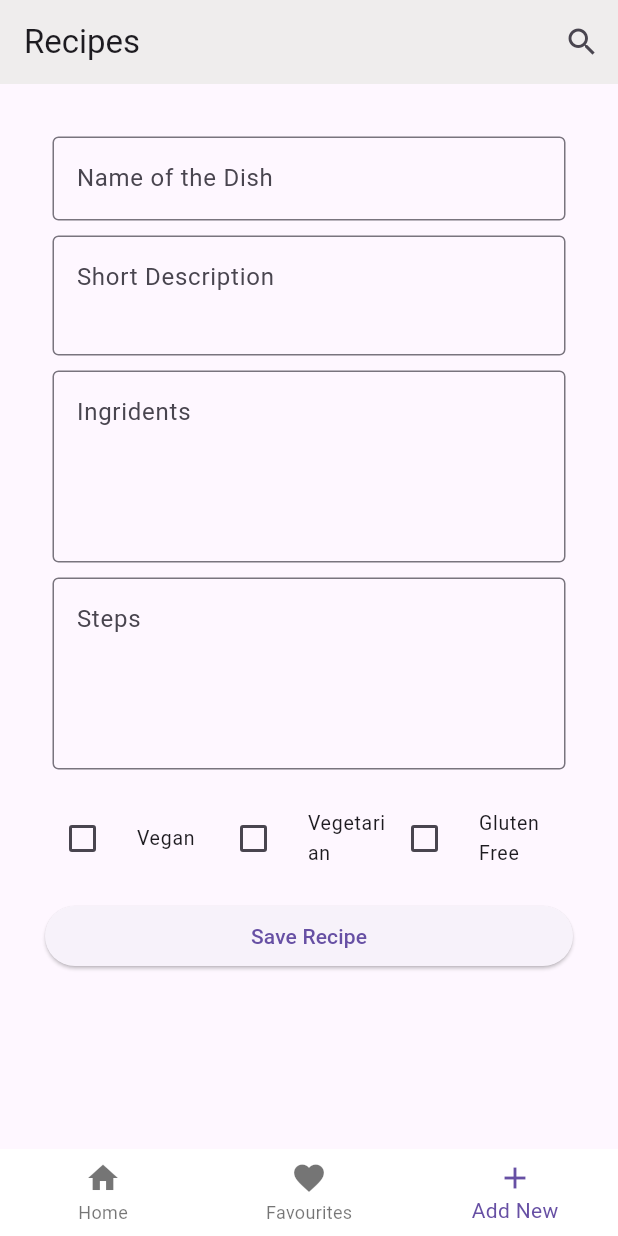
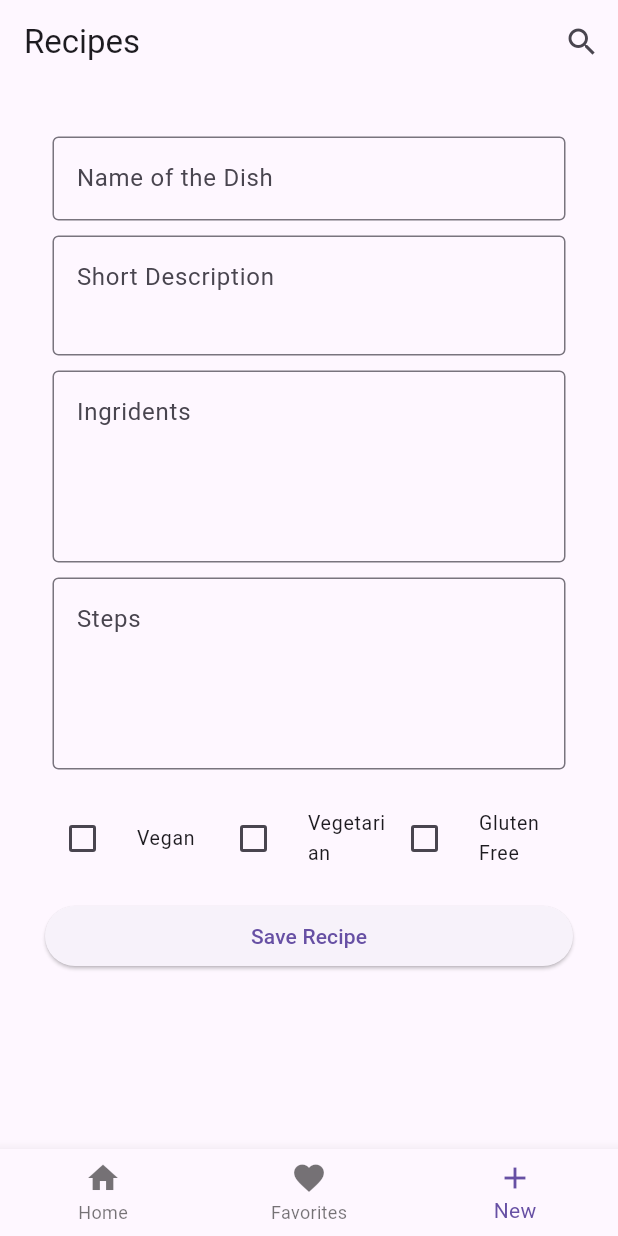
Before and after one commit to Slouna/reseptikirja, a Flutter app: the screen it shows after launch, item 3 of the bottom bar chosen, on a phone screen of 412 x 824 dp. Run offline on Flutter 3.47's test engine with Material 3 defaults, Android fonts, the phone set to English and light mode, and no system bars; drawn by our look-alikes of flutter_form_builder; our stand-ins replace form_builder_validators, get, hive_ce_flutter; accounts and stored records are empty.

Commit message:
tried to improve navigation

```diff
--- a/lib/widgets/main_page.dart
+++ b/lib/widgets/main_page.dart
@@ -23,115 +23,86 @@ class MainPage extends StatefulWidget {
 }
 
 class _MainPageState extends State<MainPage> {
-  late List<Widget> pages;
+  late final List<Widget> _pages;
 
   int _selectedIndex = 0;
 
-  void changeScreen(int n) {
+  void changeScreen(int index) {
     setState(() {
-      _selectedIndex = n;
+      _selectedIndex = index;
     });
   }
 
   @override
   void initState() {
     super.initState();
-    pages = [
-      HomeScreen(),
-      FavouritesScreen(),
-      NewRecipeScreen(onRecipeSaved: changeScreen),
-      RecipeScreen(),
-    ];
+    _pages = [
+    HomeScreen(),
+    FavouritesScreen(),
+    NewRecipeScreen(onRecipeSaved: changeScreen),
+  ];
   }
+
+
 
   @override
   Widget build(BuildContext context) {
-    return LayoutBuilder(
-      builder: (context, constraints) {
-        if (constraints.maxWidth > 600) {
-          return _buildDesktopLayout();
-        } else {
-          return _buildMobileLayOut();
-        }
-      },
-    );
-  }
+    bool isDesktop = MediaQuery.of(context).size.width > 600;
 
-  Widget _buildDesktopLayout(){
-    return Scaffold(
-    appBar: AppBar(
-      title: Text("Recipes"),
-      backgroundColor: const Color.fromARGB(255, 239, 237, 237),
-    ),
-    body: Row(
-      children: [
-        NavigationRail(
-          selectedIndex: _selectedIndex,
-          onDestinationSelected: (index) {
-            setState(() {
-              _selectedIndex = index;
-            });
-          },
-          leading: IconButton(
-            icon: Icon(Icons.search),
-            onPressed: () {
-              showSearch(context: context, delegate: CustomSearchDelegate());
-            },
-          ),
-          destinations: const [
-            NavigationRailDestination(
-              icon: Icon(Icons.home),
-              label: Text('Home'),
-            ),
-            NavigationRailDestination(
-              icon: Icon(Icons.favorite),
-              label: Text('Favourites'),
-            ),
-            NavigationRailDestination(
-              icon: Icon(Icons.add),
-              label: Text('Add New'),
-            ),
-          ],
-        ),
-        Expanded(child: pages[_selectedIndex]),
-      ],
-    ),
-  );
-  }
 
-  Widget _buildMobileLayOut() {
+
     return Scaffold(
       appBar: AppBar(
         title: Text("Recipes"),
-        actions: <Widget>[
+        actions: [
           IconButton(
             onPressed: () =>
                 showSearch(context: context, delegate: CustomSearchDelegate()),
             icon: Icon(Icons.search),
           ),
         ],
-        backgroundColor: (const Color.fromARGB(255, 239, 237, 237)),
       ),
-      body: pages[_selectedIndex],
-
-      bottomNavigationBar: BottomNavigationBar(
-        elevation: 0,
-        backgroundColor: Colors.white,
-        items: const <BottomNavigationBarItem>[
-          BottomNavigationBarItem(icon: Icon(Icons.home), label: 'Home'),
-          BottomNavigationBarItem(
-            icon: Icon(Icons.favorite),
-            label: 'Favourites',
-          ),
-          BottomNavigationBarItem(icon: Icon(Icons.add), label: 'Add New'),
+      body: Row(
+        children: [
+          if (isDesktop)
+            NavigationRail(
+              selectedIndex: _selectedIndex,
+              onDestinationSelected: changeScreen,
+              destinations: const [
+                NavigationRailDestination(
+                  icon: Icon(Icons.home),
+                  label: Text("Home"),
+                ),
+                NavigationRailDestination(
+                  icon: Icon(Icons.favorite),
+                  label: Text("Favorites"),
+                ),
+                NavigationRailDestination(
+                  icon: Icon(Icons.add),
+                  label: Text("New"),
+                ),
+              ],
+            ),
+          Expanded(child: _pages[_selectedIndex]),
         ],
-        currentIndex: _selectedIndex,
-        onTap: (index) {
-          setState(() {
-            _selectedIndex = index;
-          });
-        },
       ),
+      bottomNavigationBar: !isDesktop
+          ? BottomNavigationBar(
+              currentIndex: _selectedIndex,
+              onTap: changeScreen,
+              items: const [
+                BottomNavigationBarItem(
+                  icon: Icon(Icons.home), label: "Home"
+                  ),
+                BottomNavigationBarItem(
+                  icon: Icon(Icons.favorite), label: "Favorites",
+                ),
+                BottomNavigationBarItem(
+                  icon: Icon(Icons.add), label: "New"
+                ),
+              ],
+            )
+          : null,
     );
   }
 }
```
Also changed, not shown: lib/main.dart (+4 -3 lines), lib/widgets/recipe_card.dart (+0 -95 lines), lib/widgets/recipe_screen.dart (+34 -25 lines).
